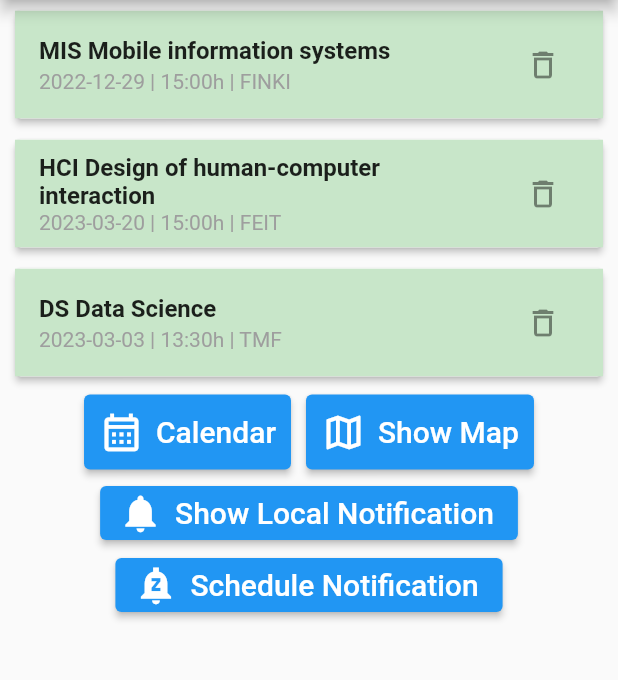
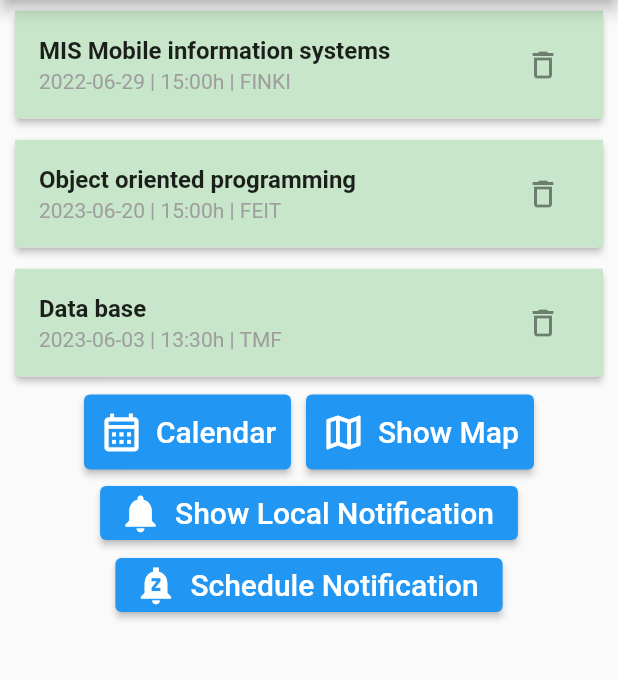
Before and after one commit to IlijaZdravevski1/AppForCommunityWithGogoleMaps, a Flutter app: the HomeScreen screen opened by its route, on a phone screen of 412 x 824 dp, the part 84-764 px from its top. Run offline on Flutter 3.47's test engine with Material 2 defaults, Android fonts, the phone set to English and light mode, and no system bars; our stand-ins replace firebase_auth, firebase_core, flutter_local_notifications, geolocator, google_maps_flutter, nanoid and 2 more; missing offline and left inert: flutter_polyline_points; accounts and stored records are empty.

Commit message:
lab5-193143

```diff
--- a/lib/screens/home_screen.dart
+++ b/lib/screens/home_screen.dart
@@ -36,17 +36,17 @@ class _HomeScreenState extends State<HomeScreen>{
     Exam(
         id: "1",
         name: "MIS Mobile information systems",
-        date:  DateTime.parse("2022-12-29 15:00:00"),
+        date:  DateTime.parse("2022-06-29 15:00:00"),
         location: Location(latitude: 42.0043165, longitude: 21.4096452)),
     Exam(
         id: "2",
-        name: "HCI Design of human-computer interaction",
-        date: DateTime.parse("2023-03-20 15:00:00"),
+        name: "Object oriented programming",
+        date: DateTime.parse("2023-06-20 15:00:00"),
         location: Location(latitude: 42.004400, longitude: 21.408918)),
     Exam(
         id: "4",
-        name: "DS Data Science",
-        date: DateTime.parse("2023-03-03 13:30:00"),
+        name: "Data base",
+        date: DateTime.parse("2023-06-03 13:30:00"),
         location: Location(latitude: 42.004906, longitude: 21.409890)),
   ];
 
```
